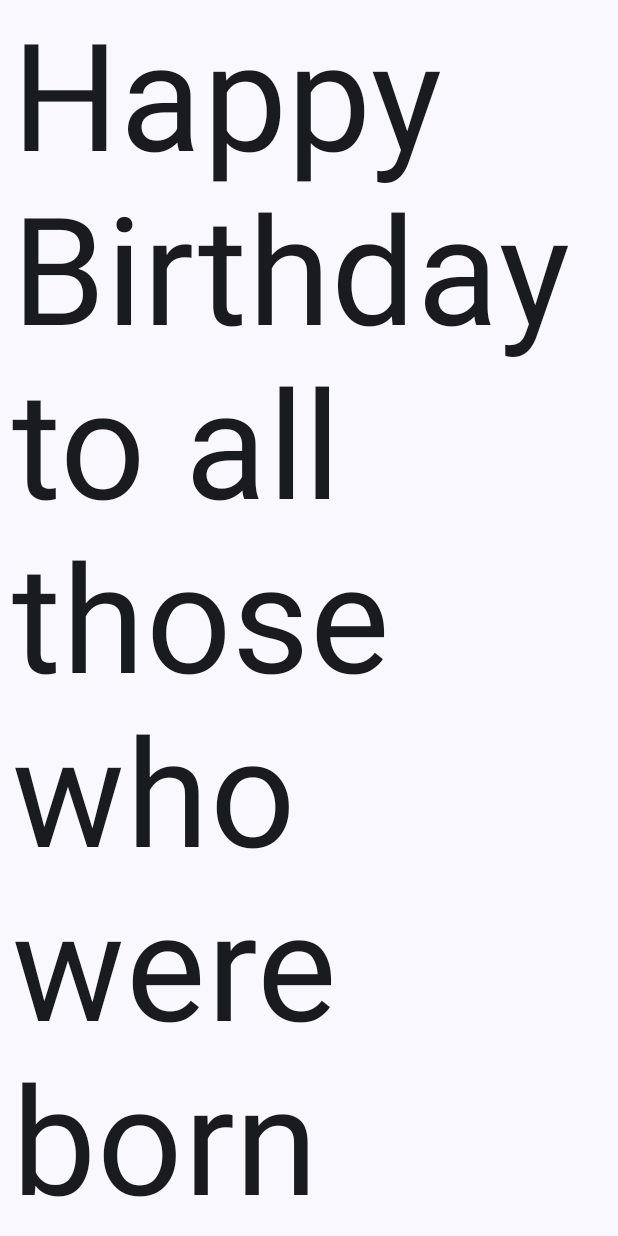
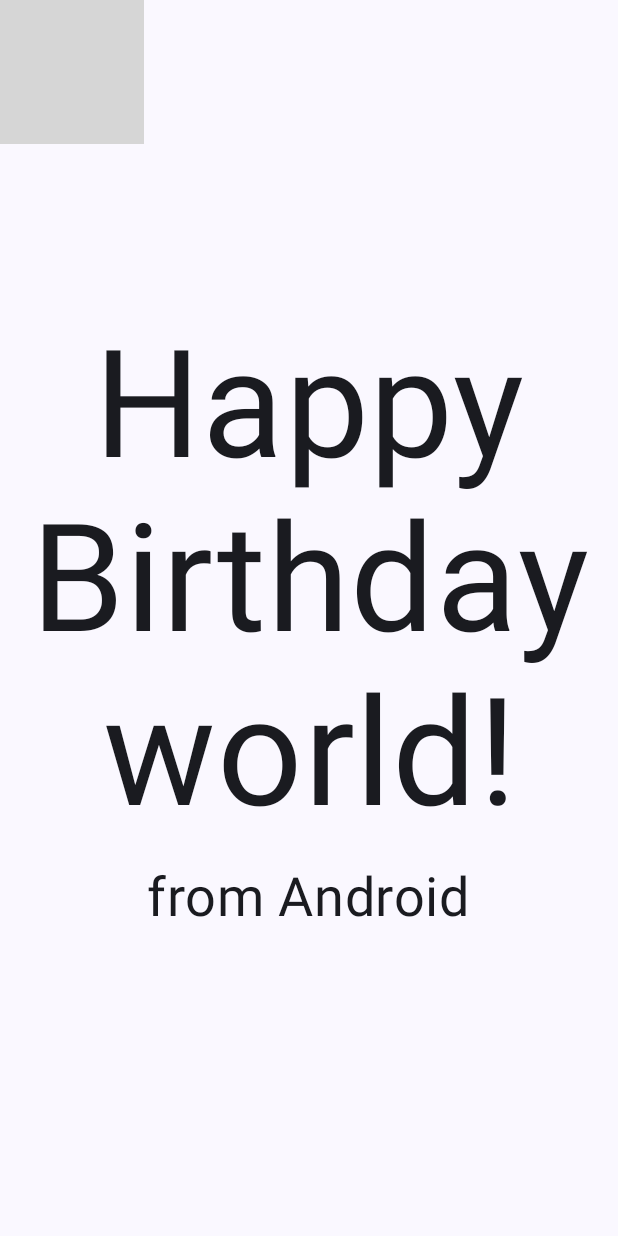
Before and after one commit to Killercavin/AndroidIntroApp, an Android app built with Jetpack Compose: the screen it shows after launch (MainActivity), on a phone screen of 412 x 824 dp. Run offline under Robolectric (Android 15) with nearby library versions, the phone set to English and light mode, and no system bars; grey boxes are pictures that could not be loaded.

Commit message:
Added an image to my android app

```diff
--- a/app/src/main/java/com/example/androidintroapp/MainActivity.kt
+++ b/app/src/main/java/com/example/androidintroapp/MainActivity.kt
@@ -4,7 +4,9 @@ import android.os.Bundle
 import androidx.activity.ComponentActivity
 import androidx.activity.compose.setContent
 import androidx.activity.enableEdgeToEdge
+import androidx.compose.foundation.Image
 import androidx.compose.foundation.layout.Arrangement
+import androidx.compose.foundation.layout.Box
 import androidx.compose.foundation.layout.Column
 import androidx.compose.foundation.layout.fillMaxSize
 import androidx.compose.foundation.layout.padding
@@ -14,7 +16,11 @@ import androidx.compose.material3.Text
 import androidx.compose.runtime.Composable
 import androidx.compose.ui.Alignment
 import androidx.compose.ui.Modifier
+import androidx.compose.ui.layout.ContentScale
+import androidx.compose.ui.res.painterResource
+import androidx.compose.ui.res.stringResource
 import androidx.compose.ui.text.style.TextAlign
+import androidx.compose.ui.tooling.preview.Preview
 import androidx.compose.ui.unit.dp
 import androidx.compose.ui.unit.sp
 import com.example.androidintroapp.ui.theme.AndroidIntroAppTheme
@@ -26,13 +32,13 @@ class MainActivity : ComponentActivity() {
         setContent {
             AndroidIntroAppTheme {
                 Surface (
-                    modifier = Modifier.fillMaxSize(),
+                    modifier = Modifier
+                        .fillMaxSize(),
                     color = MaterialTheme.colorScheme.background
                 ) {
-                    GreetingText(
-                        "Happy Birthday to all those who were born today!",
-                        "from Android",
-                        Modifier.padding(8.dp)
+                    GreetingImage(
+                        stringResource(R.string.happy_birthday_text),
+                        stringResource(R.string.signature_text)
                     )
                 }
             }
@@ -40,6 +46,7 @@ class MainActivity : ComponentActivity() {
     }
 }
 
+// greeting text
 @Composable
 fun GreetingText(message: String, messageSender: String, modifier: Modifier = Modifier) {
     Column(
@@ -50,7 +57,9 @@ fun GreetingText(message: String, messageSender: String, modifier: Modifier = Mo
             text = message,
             fontSize = 100.sp,
             lineHeight = 116.sp,
-            textAlign = TextAlign.Start
+            textAlign = TextAlign.Center,
+            modifier = Modifier
+                .padding(top = 16.dp)
         )
 
         Text(
@@ -58,7 +67,44 @@ fun GreetingText(message: String, messageSender: String, modifier: Modifier = Mo
             fontSize = 36.sp,
             modifier = Modifier
                 .padding(16.dp)
-                .align(alignment = Alignment.End)
+                .align(alignment = Alignment.CenterHorizontally)
         )
     }
 }
+
+// greeting image
+@Composable
+fun GreetingImage(message: String, messageSender: String, modifier: Modifier = Modifier) {
+    val image = painterResource(R.drawable.androidparty)
+
+    // Create a box to overlap image and texts
+    Box(modifier) {
+        Image(
+            painter = image,
+            contentDescription = null,
+            contentScale = ContentScale.Crop,
+            alpha = 0.5F
+        )
+        GreetingText(
+            message = message,
+            messageSender = messageSender,
+            modifier = Modifier
+                .fillMaxSize()
+                .padding(top = 8.dp)
+        )
+    }
+}
+
+@Preview(showBackground = true)
+@Composable
+fun AndroidIntroAppPreview() {
+    GreetingText(
+        message = (R.string.happy_birthday_text.toString()),
+        messageSender = (R.string.signature_text.toString())
+    )
+
+    GreetingImage(
+        message = (R.string.happy_birthday_text.toString()),
+        messageSender = (R.string.signature_text.toString())
+    )
+}
--- a/app/src/main/res/values/strings.xml
+++ b/app/src/main/res/values/strings.xml
@@ -1,3 +1,5 @@
 <resources>
     <string name="app_name">AndroidIntroApp</string>
+    <string name="happy_birthday_text">Happy Birthday world!</string>
+    <string name="signature_text">from Android</string>
 </resources>
```
Also changed, not shown: 1 other file.
